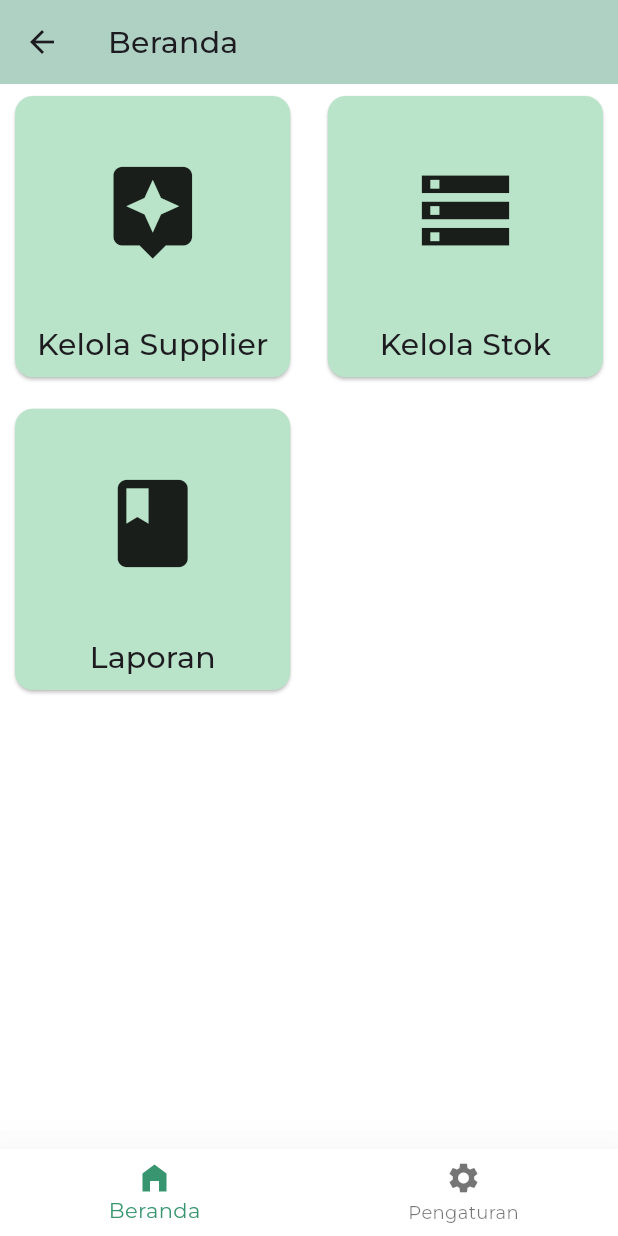
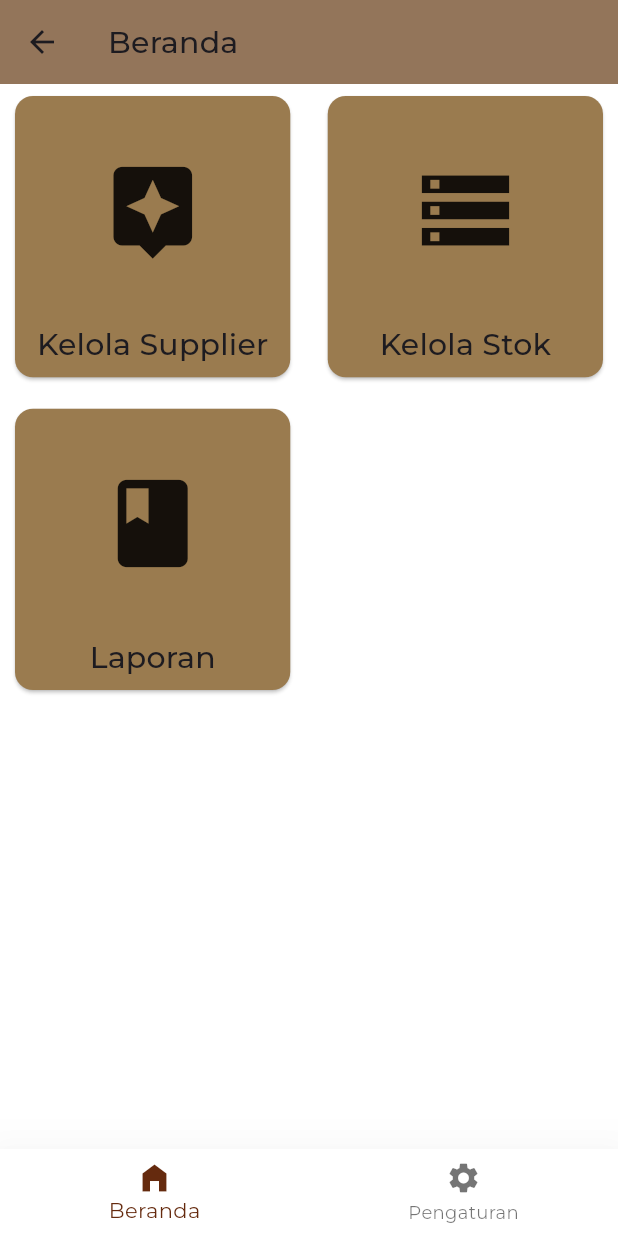
Before and after one commit to faishalshidqi/sief, a Flutter app: the DashboardPage screen opened by its route, on a phone screen of 412 x 824 dp. Run offline on Flutter 3.47's test engine with Material 3 defaults, Android fonts, the light colour scheme and no system bars; our stand-ins replace cached_network_image, cloud_firestore, firebase_auth, firebase_core, firebase_storage, google_fonts and 1 more; missing offline and left inert: datepicker_dropdown, nanoid2; accounts and stored records are empty; generated files the repository leaves out were written again.

Commit message:
changed theme from 0xff356859 to 0xff2e1503

```diff
--- a/lib/common/styles.dart
+++ b/lib/common/styles.dart
@@ -1,13 +1,13 @@
 import 'package:flutter/material.dart';
 import 'package:google_fonts/google_fonts.dart';
 
-const Color primaryColor = Color(0xff356859);
-const Color secondaryColor = Color(0xfffd5523);
+const Color primaryColor = Color(0xff2e1503);
+const Color secondaryColor = Color(0xff356859);
 
-const Color primaryColor500 = Color(0xff37966f);
-const Color primaryColor100 = Color(0xffb9e4c9);
+const Color primaryColor500 = Color(0xff652a0e);
+const Color primaryColor100 = Color(0xff9a7b4f);
 
-const Color secondaryColor50 = Color(0xfffffbe6);
+const Color secondaryColor50 = Color(0xffb9e4c9);
 
 final TextTheme siefTextTheme = TextTheme(
   displayLarge: GoogleFonts.montserrat(
--- a/lib/main.dart
+++ b/lib/main.dart
@@ -57,7 +57,7 @@ class MyApp extends StatelessWidget {
         theme: ThemeData(
           colorScheme: Theme.of(context).colorScheme.copyWith(
                 primary: primaryColor,
-                onPrimary: Colors.black,
+                onPrimary: const Color(0xff121212),
                 secondary: secondaryColor,
               ),
           useMaterial3: true,
@@ -82,7 +82,7 @@ class MyApp extends StatelessWidget {
           navigator: _auth.currentUser != null
               ? const DashboardPage()
               : const LoginPage(),
-          //durationInSeconds: 5,
+          durationInSeconds: 5,
         ),
         initialRoute: '/',
         routes: {
--- a/lib/ui/stocks_list_page.dart
+++ b/lib/ui/stocks_list_page.dart
@@ -58,7 +58,7 @@ class StocksListPage extends StatelessWidget {
                 if (!snapshot.hasData) {
                   return const Center(
                     child: CircularProgressIndicator(
-                      color: primaryColor,
+                      color: primaryColor500,
                     ),
                   );
                 } else if (snapshot.data!.size == 0 || snapshot.data == null) {
```
